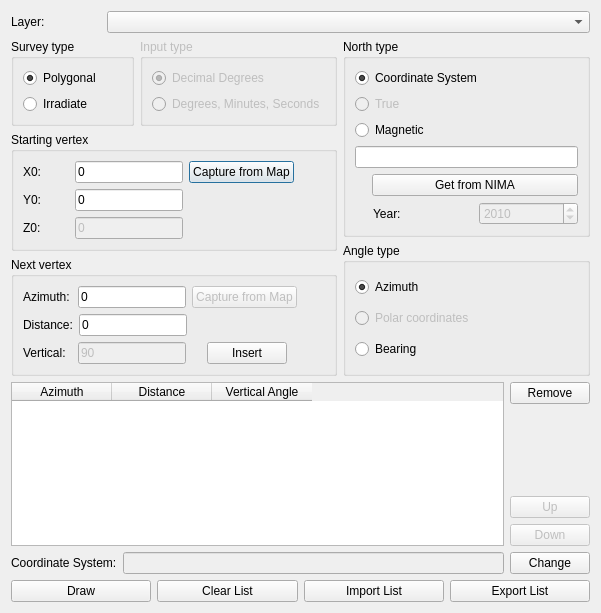
Old version of the form ui.ui in the repository mpetroff/qgsazimuth.
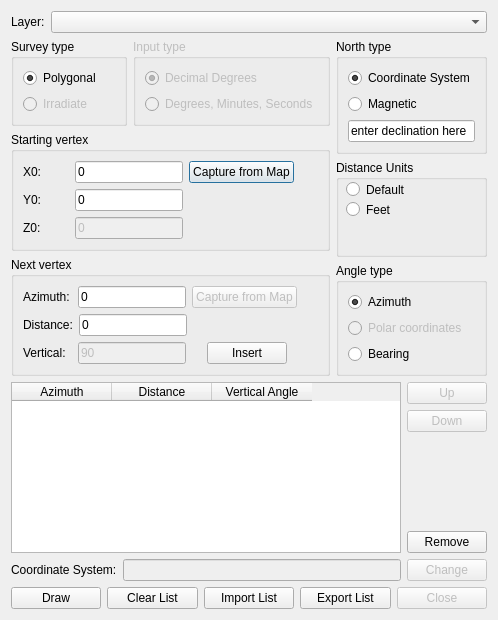
New version of the form.

Commit message: small cosmetic changes; removed some debug messages, disabled stuff not coded yet.

```diff
--- a/ui.ui
+++ b/ui.ui
@@ -1,13 +1,13 @@
 <?xml version="1.0" encoding="UTF-8"?>
 <ui version="4.0">
  <class>ui</class>
- <widget class="QDialog" name="ui">
-  <property name="geometry">
+ <widget class="QDialog" name="ui" >
+  <property name="geometry" >
    <rect>
     <x>0</x>
     <y>0</y>
-    <width>601</width>
-    <height>613</height>
+    <width>498</width>
+    <height>620</height>
    </rect>
   </property>
   <property name="windowTitle">
@@ -30,38 +30,34 @@
       </widget>
      </item>
      <item>
-      <spacer name="horizontalSpacer_9">
-       <property name="orientation">
-        <enum>Qt::Horizontal</enum>
-       </property>
-       <property name="sizeType">
-        <enum>QSizePolicy::Fixed</enum>
-       </property>
-       <property name="sizeHint" stdset="0">
-        <size>
-         <width>56</width>
-         <height>20</height>
-        </size>
-       </property>
-      </spacer>
-     </item>
-     <item>
-      <widget class="QComboBox" name="comboBox"/>
+      <widget class="QComboBox" name="comboBox" />
      </item>
     </layout>
    </item>
    <item>
-    <layout class="QHBoxLayout" name="horizontalLayout_12">
+    <layout class="QHBoxLayout" name="horizontalLayout_12" >
+     <property name="sizeConstraint" >
+      <enum>QLayout::SetNoConstraint</enum>
+     </property>
      <item>
       <layout class="QVBoxLayout" name="verticalLayout_9">
        <item>
-        <layout class="QHBoxLayout" name="horizontalLayout_3">
+        <layout class="QHBoxLayout" name="horizontalLayout_3" >
+         <property name="sizeConstraint" >
+          <enum>QLayout::SetNoConstraint</enum>
+         </property>
          <item>
           <widget class="QGroupBox" name="groupBox_3">
            <property name="enabled">
             <bool>true</bool>
            </property>
-           <property name="title">
+           <property name="sizePolicy" >
+            <sizepolicy vsizetype="Preferred" hsizetype="Preferred" >
+             <horstretch>0</horstretch>
+             <verstretch>0</verstretch>
+            </sizepolicy>
+           </property>
+           <property name="title" >
             <string>Survey type</string>
            </property>
            <layout class="QVBoxLayout" name="verticalLayout">
@@ -79,9 +75,9 @@
              </widget>
             </item>
             <item>
-             <widget class="QRadioButton" name="radioButton_7">
-              <property name="enabled">
-               <bool>true</bool>
+             <widget class="QRadioButton" name="radioButton_7" >
+              <property name="enabled" >
+               <bool>false</bool>
               </property>
               <property name="text">
                <string>Irradiate</string>
@@ -102,7 +98,13 @@
            <property name="enabled">
             <bool>false</bool>
            </property>
-           <property name="title">
+           <property name="sizePolicy" >
+            <sizepolicy vsizetype="Preferred" hsizetype="Preferred" >
+             <horstretch>0</horstretch>
+             <verstretch>0</verstretch>
+            </sizepolicy>
+           </property>
+           <property name="title" >
             <string>Input type</string>
            </property>
            <layout class="QVBoxLayout" name="verticalLayout_3">
@@ -141,8 +143,14 @@
         </layout>
        </item>
        <item>
-        <widget class="QGroupBox" name="groupBox">
-         <property name="title">
+        <widget class="QGroupBox" name="groupBox" >
+         <property name="sizePolicy" >
+          <sizepolicy vsizetype="Preferred" hsizetype="Preferred" >
+           <horstretch>0</horstretch>
+           <verstretch>0</verstretch>
+          </sizepolicy>
+         </property>
+         <property name="title" >
           <string>Starting vertex</string>
          </property>
          <layout class="QVBoxLayout" name="verticalLayout_7">
@@ -328,8 +336,14 @@
         </widget>
        </item>
        <item>
-        <widget class="QGroupBox" name="groupBox_2">
-         <property name="title">
+        <widget class="QGroupBox" name="groupBox_2" >
+         <property name="sizePolicy" >
+          <sizepolicy vsizetype="Preferred" hsizetype="Ignored" >
+           <horstretch>0</horstretch>
+           <verstretch>0</verstretch>
+          </sizepolicy>
+         </property>
+         <property name="title" >
           <string>Next vertex</string>
          </property>
          <layout class="QVBoxLayout" name="verticalLayout_8">
@@ -435,9 +449,9 @@
               <property name="sizeType">
                <enum>QSizePolicy::Expanding</enum>
               </property>
-              <property name="sizeHint" stdset="0">
+              <property name="sizeHint" stdset="0" >
                <size>
-                <width>28</width>
+                <width>26</width>
                 <height>20</height>
                </size>
               </property>
@@ -539,7 +553,13 @@
          <property name="enabled">
           <bool>true</bool>
          </property>
-         <property name="title">
+         <property name="sizePolicy" >
+          <sizepolicy vsizetype="Preferred" hsizetype="Preferred" >
+           <horstretch>0</horstretch>
+           <verstretch>0</verstretch>
+          </sizepolicy>
+         </property>
+         <property name="title" >
           <string>North type</string>
          </property>
          <layout class="QVBoxLayout" name="verticalLayout_4">
@@ -560,21 +580,8 @@
            </widget>
           </item>
           <item>
-           <widget class="QRadioButton" name="radioButton_13">
-            <property name="enabled">
-             <bool>false</bool>
-            </property>
-            <property name="text">
-             <string>True</string>
-            </property>
-            <property name="checked">
-             <bool>false</bool>
-            </property>
-           </widget>
-          </item>
-          <item>
-           <widget class="QRadioButton" name="radioButton_15">
-            <property name="enabled">
+           <widget class="QRadioButton" name="radioButton_15" >
+            <property name="enabled" >
              <bool>true</bool>
             </property>
             <property name="text">
@@ -586,84 +593,66 @@
            </widget>
           </item>
           <item>
-           <widget class="QLineEdit" name="lineEdit_5"/>
-          </item>
-          <item>
-           <layout class="QHBoxLayout" name="horizontalLayout_5">
-            <item>
-             <spacer name="horizontalSpacer_2">
-              <property name="orientation">
-               <enum>Qt::Horizontal</enum>
-              </property>
-              <property name="sizeType">
-               <enum>QSizePolicy::Fixed</enum>
-              </property>
-              <property name="sizeHint" stdset="0">
-               <size>
-                <width>17</width>
-                <height>20</height>
-               </size>
-              </property>
-             </spacer>
-            </item>
-            <item>
-             <widget class="QPushButton" name="pushButton_12">
-              <property name="text">
-               <string>Get from NIMA</string>
-              </property>
-             </widget>
-            </item>
-           </layout>
-          </item>
-          <item>
-           <layout class="QHBoxLayout" name="horizontalLayout_4">
-            <item>
-             <spacer name="horizontalSpacer">
-              <property name="orientation">
-               <enum>Qt::Horizontal</enum>
-              </property>
-              <property name="sizeType">
-               <enum>QSizePolicy::Fixed</enum>
-              </property>
-              <property name="sizeHint" stdset="0">
-               <size>
-                <width>18</width>
-                <height>20</height>
-               </size>
-              </property>
-             </spacer>
-            </item>
-            <item>
-             <widget class="QLabel" name="label_6">
-              <property name="text">
-               <string>Year:</string>
-              </property>
-             </widget>
-            </item>
-            <item>
-             <widget class="QSpinBox" name="spinBox">
-              <property name="enabled">
-               <bool>false</bool>
-              </property>
-              <property name="maximum">
-               <number>9999</number>
-              </property>
-              <property name="value">
-               <number>2010</number>
-              </property>
-             </widget>
-            </item>
-           </layout>
+           <widget class="QLineEdit" name="lineEdit_5" >
+            <property name="text" >
+             <string>enter declination here</string>
+            </property>
+           </widget>
           </item>
          </layout>
         </widget>
        </item>
        <item>
-        <widget class="QGroupBox" name="groupBox_6">
-         <property name="enabled">
+        <widget class="QGroupBox" name="groupBox_7" >
+         <property name="sizePolicy" >
+          <sizepolicy vsizetype="Preferred" hsizetype="Preferred" >
+           <horstretch>0</horstretch>
+           <verstretch>0</verstretch>
+          </sizepolicy>
+         </property>
+         <property name="title" >
+          <string>Distance Units</string>
+         </property>
+         <widget class="QRadioButton" name="radioButton" >
+          <property name="geometry" >
+           <rect>
+            <x>10</x>
+            <y>20</y>
+            <width>82</width>
+            <height>19</height>
+           </rect>
+          </property>
+          <property name="text" >
+           <string>Default</string>
+          </property>
+         </widget>
+         <widget class="QRadioButton" name="radioButton_2" >
+          <property name="geometry" >
+           <rect>
+            <x>10</x>
+            <y>40</y>
+            <width>82</width>
+            <height>19</height>
+           </rect>
+          </property>
+          <property name="text" >
+           <string>Feet</string>
+          </property>
+         </widget>
+        </widget>
+       </item>
+       <item>
+        <widget class="QGroupBox" name="groupBox_6" >
+         <property name="enabled" >
           <bool>true</bool>
          </property>
-         <property name="title">
+         <property name="sizePolicy" >
+          <sizepolicy vsizetype="Preferred" hsizetype="Preferred" >
+           <horstretch>0</horstretch>
+           <verstretch>0</verstretch>
+          </sizepolicy>
+         </property>
+         <property name="title" >
           <string>Angle type</string>
          </property>
          <layout class="QVBoxLayout" name="verticalLayout_5">
@@ -720,7 +709,10 @@
     </layout>
    </item>
    <item>
-    <layout class="QHBoxLayout" name="horizontalLayout">
+    <layout class="QHBoxLayout" name="horizontalLayout" >
+     <property name="sizeConstraint" >
+      <enum>QLayout::SetNoConstraint</enum>
+     </property>
      <item>
       <widget class="QTableWidget" name="tableWidget">
        <column>
@@ -743,15 +735,28 @@
      <item>
       <layout class="QVBoxLayout" name="verticalLayout_2">
        <item>
-        <widget class="QPushButton" name="pushButton_2">
-         <property name="text">
-          <string>Remove</string>
+        <widget class="QPushButton" name="pushButton_4" >
+         <property name="enabled" >
+          <bool>false</bool>
          </property>
+         <property name="text" >
+          <string>Up</string>
+         </property>
         </widget>
        </item>
        <item>
-        <spacer name="verticalSpacer">
-         <property name="orientation">
+        <widget class="QPushButton" name="pushButton_5" >
+         <property name="enabled" >
+          <bool>false</bool>
+         </property>
+         <property name="text" >
+          <string>Down</string>
+         </property>
+        </widget>
+       </item>
+       <item>
+        <spacer name="verticalSpacer" >
+         <property name="orientation" >
           <enum>Qt::Vertical</enum>
          </property>
          <property name="sizeHint" stdset="0">
@@ -763,22 +768,9 @@
         </spacer>
        </item>
        <item>
-        <widget class="QPushButton" name="pushButton_4">
-         <property name="enabled">
-          <bool>false</bool>
-         </property>
-         <property name="text">
-          <string>Up</string>
-         </property>
-        </widget>
-       </item>
-       <item>
-        <widget class="QPushButton" name="pushButton_5">
-         <property name="enabled">
-          <bool>false</bool>
-         </property>
-         <property name="text">
-          <string>Down</string>
+        <widget class="QPushButton" name="pushButton_2" >
+         <property name="text" >
+          <string>Remove</string>
          </property>
         </widget>
        </item>
@@ -809,9 +801,12 @@
       </widget>
      </item>
      <item>
-      <widget class="QPushButton" name="pushButton_11">
-       <property name="sizePolicy">
-        <sizepolicy hsizetype="Fixed" vsizetype="Fixed">
+      <widget class="QPushButton" name="pushButton_11" >
+       <property name="enabled" >
+        <bool>false</bool>
+       </property>
+       <property name="sizePolicy" >
+        <sizepolicy vsizetype="Fixed" hsizetype="Fixed" >
          <horstretch>0</horstretch>
          <verstretch>0</verstretch>
         </sizepolicy>
@@ -859,6 +854,16 @@
        </property>
       </widget>
      </item>
+     <item>
+      <widget class="QPushButton" name="pushButton_13" >
+       <property name="enabled" >
+        <bool>false</bool>
+       </property>
+       <property name="text" >
+        <string>Close</string>
+       </property>
+      </widget>
+     </item>
     </layout>
    </item>
   </layout>
```
Left out of the diff: 367 changed lines with no effect on the pictures. The commit also changes 2 other files.
